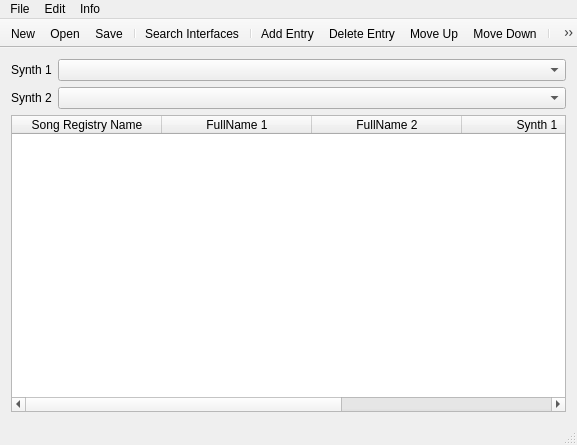
Old version of the form SysexLive/MainWindow.ui in the repository masc4ii/SysexLive.
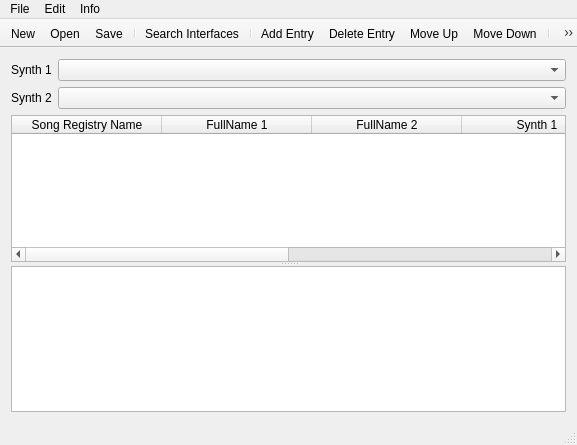
New version of the form. Icons and pictures are not drawn.

Commit message: Added info field for accords or other song infos

What changed in the file:
```diff
--- a/SysexLive/MainWindow.ui
+++ b/SysexLive/MainWindow.ui
@@ -66,6 +66,10 @@
      </layout>
     </item>
     <item row="1" column="0">
+     <widget class="QSplitter" name="splitter">
+      <property name="orientation">
+       <enum>Qt::Vertical</enum>
+      </property>
      <widget class="QTableWidget" name="tableWidget">
       <attribute name="horizontalHeaderCascadingSectionResizes">
        <bool>false</bool>
@@ -101,6 +105,13 @@
         <string>Synth 2</string>
        </property>
       </column>
+       <column>
+        <property name="text">
+         <string>Info</string>
+        </property>
+       </column>
+      </widget>
+      <widget class="QPlainTextEdit" name="plainTextEdit"/>
      </widget>
     </item>
    </layout>
```
Left out of the diff: 19 changed lines with no effect on the pictures. Lines whose indentation alone changed are shown as unchanged. The commit also changes 2 other files.
